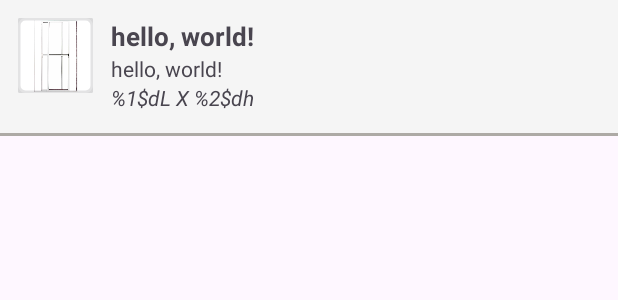
After one commit to aladinjunior/framepro, an Android app: the layout result_frames_list_item.xml on its own in the app's theme, with its tools: preview values and no code run, on a phone screen of 412 x 824 dp. The commit adds this screen. Shown: the top 300 px of the screen. Run offline under Robolectric (Android 15) with nearby library versions, the phone set to English and light mode, and no system bars.

Commit message:
created listing layout

```diff
--- /dev/null
+++ b/FramePro/app/src/main/res/layout/result_frames_list_item.xml
@@ -0,0 +1,60 @@
+<?xml version="1.0" encoding="utf-8"?>
+<RelativeLayout xmlns:android="http://schemas.android.com/apk/res/android"
+    xmlns:app="http://schemas.android.com/apk/res-auto"
+    android:layout_width="match_parent"
+    android:layout_height="wrap_content"
+    android:background="@color/gray">
+
+    <com.google.android.material.imageview.ShapeableImageView
+        android:id="@+id/image"
+        android:layout_width="50dp"
+        android:layout_height="50dp"
+        android:layout_marginStart="12dp"
+        android:layout_marginTop="12dp"
+        android:scaleType="fitXY"
+        android:src="@drawable/pcorrer_2f"
+        app:shapeAppearanceOverlay="@style/RoundedSquare"
+        app:strokeWidth="3dp" />
+
+
+    <TextView
+        android:id="@+id/name"
+        android:layout_width="match_parent"
+        android:layout_height="wrap_content"
+        android:layout_marginStart="12dp"
+        android:layout_marginTop="12dp"
+        android:layout_toEndOf="@id/image"
+        android:text="hello, world!"
+        android:textSize="17sp"
+        android:textStyle="bold" />
+
+    <TextView
+        android:id="@+id/description"
+        android:layout_width="match_parent"
+        android:layout_height="wrap_content"
+        android:layout_below="@id/name"
+        android:layout_marginStart="12dp"
+        android:layout_toEndOf="@id/image"
+        android:text="hello, world!" />
+
+    <TextView
+        android:id="@+id/measures"
+        android:layout_width="match_parent"
+        android:layout_height="wrap_content"
+        android:layout_below="@id/description"
+        android:layout_marginStart="12dp"
+        android:layout_toEndOf="@id/image"
+        android:textStyle="italic"
+        android:text="@string/measures_result" />
+
+
+
+    <View
+        android:layout_width="match_parent"
+        android:layout_height="2dp"
+        android:layout_below="@id/measures"
+        android:layout_marginTop="14dp"
+        android:background="@color/gray_darker" />
+
+
+</RelativeLayout>
--- a/FramePro/app/src/main/res/values/colors.xml
+++ b/FramePro/app/src/main/res/values/colors.xml
@@ -4,4 +4,6 @@
     <color name="white">#FFFFFFFF</color>
     <color name="purple">#7e5be1</color>
     <color name="purple_darker">#6549b4</color>
+    <color name="gray">#f5f5f5</color>
+    <color name="gray_darker">#adaaa5</color>
 </resources>
--- a/FramePro/app/src/main/res/values/strings.xml
+++ b/FramePro/app/src/main/res/values/strings.xml
@@ -1,4 +1,5 @@
 <resources>
     <string name="app_name">FramePro</string>
     <string name="new_register">Novo Registro</string>
+    <string name="measures_result">%1$dL X %2$dh</string>
 </resources>
--- /dev/null
+++ b/FramePro/app/src/main/res/values/styles.xml
@@ -0,0 +1,8 @@
+<?xml version="1.0" encoding="utf-8"?>
+<resources>
+
+    <style name="RoundedSquare">
+        <item name="cornerSize">10%</item>
+    </style>
+
+</resources>
```
